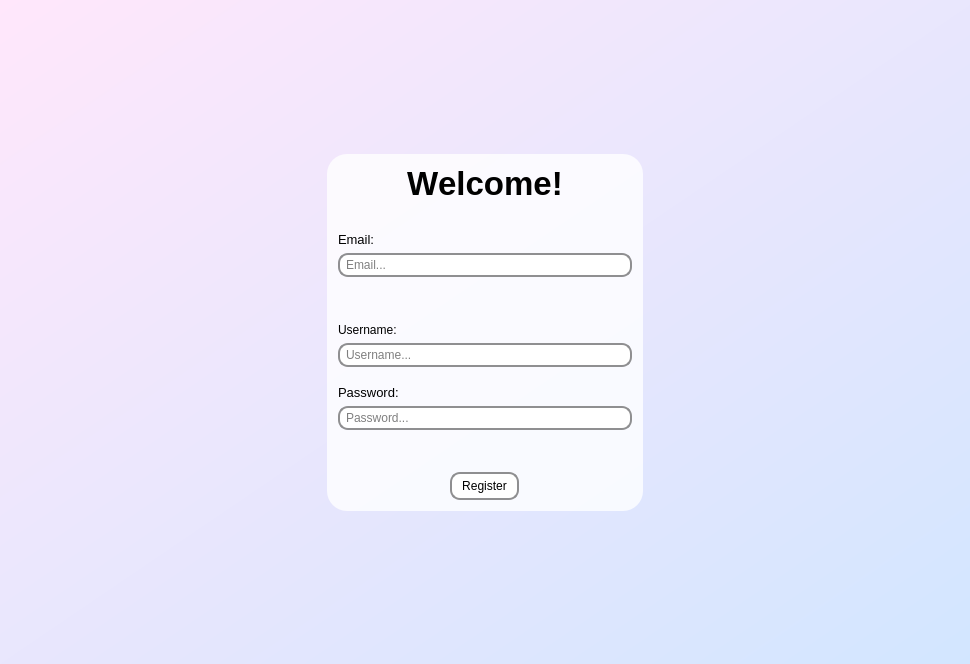
Old version of the form Skribbl App/ClientGUI/registerwindow.ui in the repository codralexandra/ProjectModernCpp-Particular-Science.
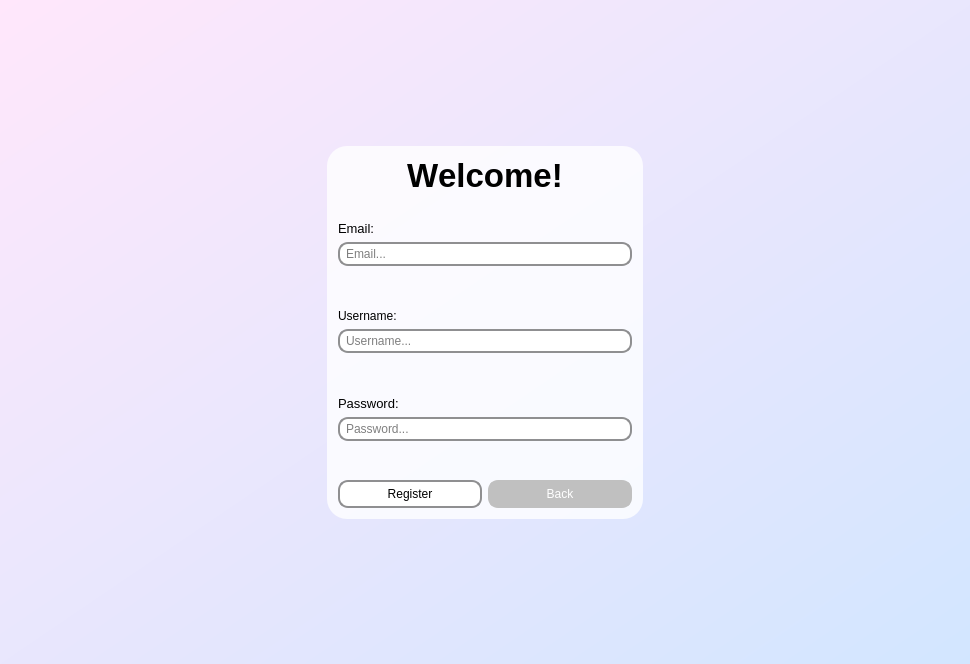
New version of the form.

Commit message: Added back button to start window from login and register windows

Diff of the .ui file:
```diff
--- a/Skribbl App/ClientGUI/registerwindow.ui
+++ b/Skribbl App/ClientGUI/registerwindow.ui
@@ -132,24 +132,21 @@
           </item>
          </layout>
         </item>
-        <item>
-         <spacer name="verticalSpacer_2">
-          <property name="orientation">
-           <enum>Qt::Vertical</enum>
-          </property>
-          <property name="sizeType">
-           <enum>QSizePolicy::MinimumExpanding</enum>
-          </property>
-          <property name="sizeHint" stdset="0">
-           <size>
-            <width>20</width>
-            <height>40</height>
-           </size>
-          </property>
-         </spacer>
-        </item>
         <item>
          <layout class="QVBoxLayout" name="verticalLayout">
+          <item>
+           <spacer name="verticalSpacer_2">
+            <property name="orientation">
+             <enum>Qt::Vertical</enum>
+            </property>
+            <property name="sizeHint" stdset="0">
+             <size>
+              <width>20</width>
+              <height>40</height>
+             </size>
+            </property>
+           </spacer>
+          </item>
           <item>
            <widget class="QLabel" name="label">
             <property name="styleSheet">
@@ -182,21 +179,21 @@
           </item>
          </layout>
         </item>
-        <item>
-         <spacer name="verticalSpacer_11">
-          <property name="orientation">
-           <enum>Qt::Vertical</enum>
-          </property>
-          <property name="sizeHint" stdset="0">
-           <size>
-            <width>20</width>
-            <height>17</height>
-           </size>
-          </property>
-         </spacer>
-        </item>
         <item>
          <layout class="QVBoxLayout" name="verticalLayout_12">
+          <item>
+           <spacer name="verticalSpacer_3">
+            <property name="orientation">
+             <enum>Qt::Vertical</enum>
+            </property>
+            <property name="sizeHint" stdset="0">
+             <size>
+              <width>20</width>
+              <height>40</height>
+             </size>
+            </property>
+           </spacer>
+          </item>
           <item>
            <widget class="QLabel" name="pswText_3">
             <property name="font">
@@ -253,7 +250,7 @@
       </item>
       <item>
        <layout class="QHBoxLayout" name="horizontalLayout_4">
-        <item alignment="Qt::AlignHCenter">
+        <item>
          <widget class="QPushButton" name="registerButton">
           <property name="styleSheet">
            <string notr="true">#registerButton {
@@ -277,6 +274,31 @@
           </property>
          </widget>
         </item>
+        <item>
+         <widget class="QPushButton" name="backButton">
+          <property name="styleSheet">
+           <string notr="true">#backButton { 
+	background-color: #c0c0c0;
+    border: 2px solid #c0c0c0;
+    border-radius: 10px;
+    padding: 5px 10px;
+    color: white;
+}
+
+#backButton:hover {
+    background-color: #d3d3d3;
+}
+
+#backButton:pressed {
+    background-color: #a9a9a9; 
+    border: 2px solid #686868; 
+}</string>
+          </property>
+          <property name="text">
+           <string>Back</string>
+          </property>
+         </widget>
+        </item>
        </layout>
       </item>
      </layout>
```
The commit also changes 6 other files.
